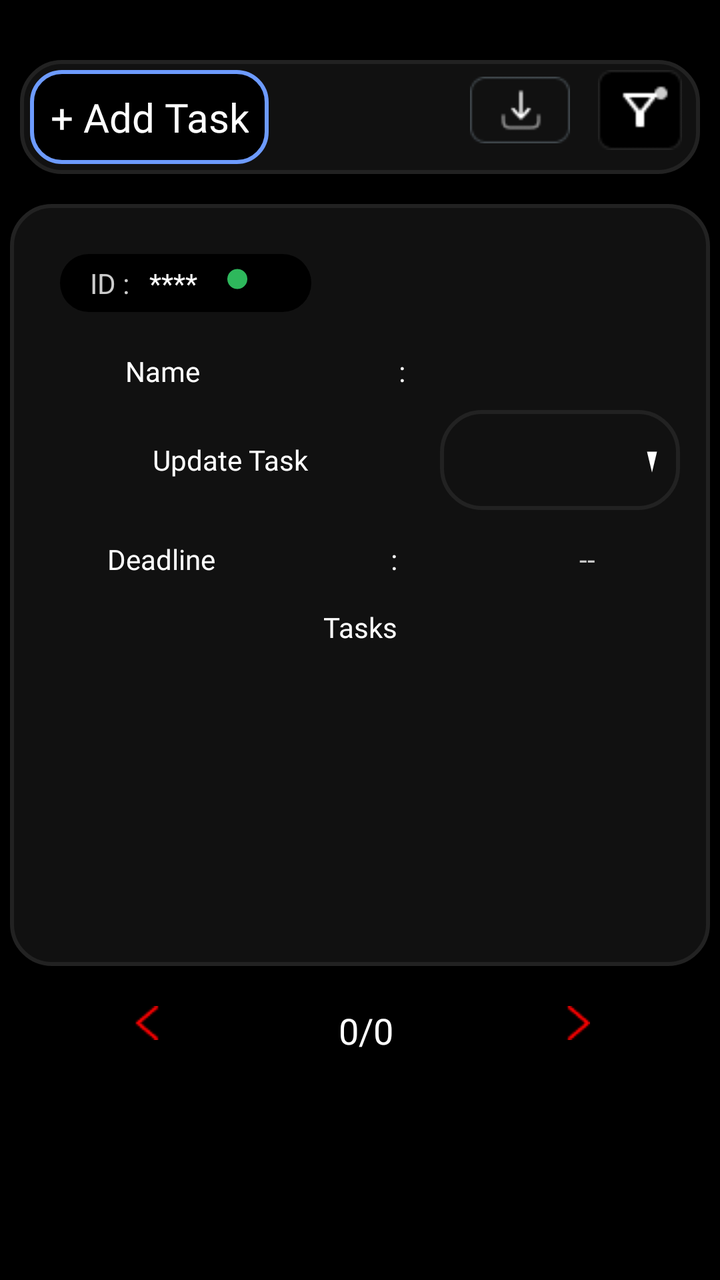
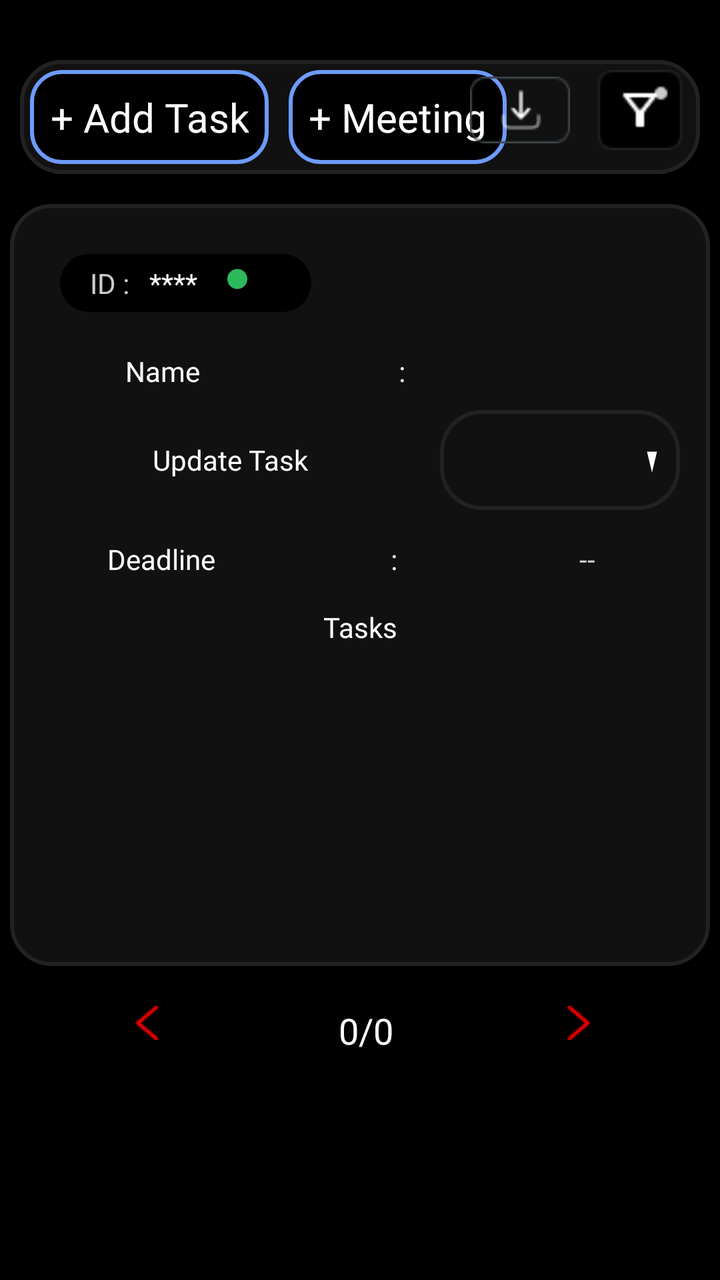

Screens rendered from an Android XML layout before and after an edit, with the pre-edit source and the edit as a unified diff.
<!-- AndroidManifest.xml: application theme AppTheme -->
<!-- res/layout/fragment_tasks.xml -->
<?xml version="1.0" encoding="utf-8"?>
<layout xmlns:android="http://schemas.android.com/apk/res/android"
    xmlns:app="http://schemas.android.com/apk/res-auto"
    xmlns:tools="http://schemas.android.com/tools">
<ScrollView
    android:layout_width="match_parent"
    android:layout_height="match_parent"
    android:background="@android:color/black"
    android:clickable="true">


    <LinearLayout
        android:layout_width="match_parent"
        android:layout_height="match_parent"
        android:orientation="vertical"
        tools:context=".manager.activity.fragment.TasksFragment">


        <LinearLayout
            android:layout_width="match_parent"
            android:layout_height="wrap_content"
            android:layout_marginTop="20dp"
            android:orientation="horizontal">

            <ImageView
                android:layout_width="wrap_content"
                android:layout_height="wrap_content"
                android:layout_marginStart="25dp"
                android:src="@drawable/backbutton"
                android:visibility="gone" />

            <TextView
                android:id="@+id/taskreport"
                android:layout_width="match_parent"
                android:layout_height="wrap_content"
                android:layout_marginBottom="@dimen/_10"
                android:gravity="center"
                android:text="Task Report"
                android:textColor="@color/greyforText"
                android:textSize="22sp"
                android:visibility="gone" />

            <TextView
                android:id="@+id/myteamTask"
                android:layout_width="match_parent"
                android:layout_height="wrap_content"
                android:layout_marginBottom="@dimen/_10"
                android:gravity="center"
                android:text="My Team Tasks"
                android:textColor="@color/greyforText"
                android:textSize="22sp"
                android:visibility="gone" />

        </LinearLayout>

        
        
        
        
        
        
        
        
        
        
        
        
        
        
        
        
        

        <RelativeLayout
            android:layout_width="match_parent"
            android:layout_height="wrap_content"
            android:layout_margin="@dimen/_10"
            android:background="@drawable/dark_grey_bg"
            android:clickable="false">

            <TextView
                android:id="@+id/addnewTask"
                android:layout_width="wrap_content"
                android:layout_height="wrap_content"
                android:layout_margin="@dimen/_5dp"
                android:layout_marginStart="@dimen/_10"
                android:layout_marginEnd="@dimen/_15"
                android:background="@drawable/blue_border"
                android:clickable="true"
                android:gravity="center"
                android:padding="@dimen/_10"
                android:fontFamily="@font/dm_sans"
                android:textFontWeight="500"
                android:text="+ Add Task"
                android:textColor="@color/white"
                android:textSize="20sp" />

            <LinearLayout
                android:layout_width="wrap_content"
                android:layout_height="wrap_content"
                android:layout_alignParentEnd="true"
                android:layout_marginStart="15dp"
                android:gravity="center"
                android:orientation="horizontal">

                <ImageView
                    android:id="@+id/downloadIcon"
                    android:layout_width="@dimen/_60dp"
                    android:layout_height="50dp"
                    android:layout_gravity="end"
                    android:clickable="true"
                    android:padding="@dimen/_5dp"
                    android:src="@drawable/download" />

                <ImageView
                    android:id="@+id/filter"
                    android:layout_width="@dimen/_60dp"
                    android:layout_height="50dp"
                    android:clickable="true"
                    android:gravity="center"
                    android:padding="@dimen/_5dp"
                    android:src="@drawable/filter_img"
                    android:text="  Filter  "
                    android:textColor="@color/greyforText"
                    android:textSize="22sp" />

            </LinearLayout>
        </RelativeLayout>
        
        
        
        
        

        
        <RelativeLayout
            android:layout_width="match_parent"
            android:layout_height="wrap_content"
            android:layout_margin="@dimen/_5dp"
            android:layout_marginTop="@dimen/_20dp"
            android:layout_weight="2"
            android:background="@drawable/dark_grey_bg"
            android:elevation="@dimen/_5dp"
            android:paddingLeft="@dimen/_5dp"
            android:paddingTop="@dimen/_20dp"
            android:paddingRight="@dimen/_5dp">

            <LinearLayout
                android:id="@id/topLayout"
                android:layout_width="match_parent"
                android:layout_height="wrap_content"
                android:layout_marginStart="@dimen/_15"
                android:orientation="horizontal"
                android:weightSum="4">

                <LinearLayout
                    android:id="@+id/firstlay"
                    android:layout_width="wrap_content"
                    android:layout_height="wrap_content"
                    android:layout_margin="@dimen/_5dp"
                    android:layout_marginStart="@dimen/_20dp"
                    android:layout_weight=".5"
                    android:background="@drawable/black_button"
                    android:padding="@dimen/_5dp">

                    <TextView
                        android:layout_width="wrap_content"
                        android:layout_height="wrap_content"
                        android:paddingStart="10dp"
                        android:text="ID :"
                        android:textColor="@color/greyforText" />

                    <TextView
                        android:id="@+id/id"
                        android:layout_width="wrap_content"
                        android:layout_height="wrap_content"
                        android:paddingStart="@dimen/_10"
                        android:paddingEnd="@dimen/_10"
                        android:text="****"
                        android:textColor="@color/white" />

                    <ImageView
                        android:layout_width="10dp"
                        android:layout_height="15dp"
                        android:layout_marginStart="@dimen/_5dp"
                        android:src="@drawable/green_dot" />
                </LinearLayout>


                <TextView
                    android:id="@+id/date"
                    android:layout_width="wrap_content"
                    android:layout_height="match_parent"
                    android:layout_weight="3"
                    android:gravity="center"
                    android:text=""
                    android:textColor="@color/white" />


            </LinearLayout>

            <LinearLayout
                android:id="@+id/lay2"
                android:layout_width="match_parent"
                android:layout_height="wrap_content"
                android:layout_below="@+id/topLayout"
                android:layout_alignParentStart="true"
                android:layout_marginTop="15dp"
                android:layout_marginEnd="@dimen/_5dp"
                android:gravity="center"
                android:orientation="horizontal"
                android:weightSum="3">

                <TextView
                    android:layout_width="wrap_content"
                    android:layout_height="wrap_content"
                    android:layout_weight="1"
                    android:gravity="center"
                    android:fontFamily="@font/dm_sans"
                    android:textFontWeight="500"
                    android:text="  Name  "
                    android:textColor="@color/white" />

                <TextView
                    android:layout_width="wrap_content"
                    android:layout_height="wrap_content"
                    android:layout_weight="1"
                    android:gravity="center"
                    android:text=":"
                    android:textColor="@color/white" />

                <TextView
                    android:id="@+id/name"
                    android:layout_width="wrap_content"
                    android:layout_height="wrap_content"
                    android:layout_weight="1"
                    android:gravity="center"
                    android:text=" "
                    android:fontFamily="@font/dm_sans"
                    android:textFontWeight="400"
                    android:textColor="@color/greyforText"
                    android:textSize="14dp" />

            </LinearLayout>

            <LinearLayout
                android:id="@+id/lay3"
                android:layout_width="match_parent"
                android:layout_height="wrap_content"
                android:layout_below="@+id/lay2"
                android:layout_margin="5dp"
                android:gravity="center"
                android:orientation="horizontal"
                android:weightSum="3">

                <TextView
                    android:layout_width="200dp"
                    android:layout_height="wrap_content"
                    android:gravity="center"
                    android:text="Update Task"
                    android:fontFamily="@font/dm_sans"
                    android:textFontWeight="500"
                    android:textColor="@color/white" />


                <Spinner
                    android:id="@+id/status"
                    android:layout_width="match_parent"
                    android:layout_height="50dp"
                    android:layout_margin="@dimen/_5dp"
                    android:background="@drawable/custom_spinner_bg"
                    android:hint="Select From Below"
                    android:spinnerMode="dropdown"
                    android:textColor="@color/white"
                    android:fontFamily="@font/dm_sans"
                    android:textFontWeight="400"
                    android:textColorHint="@color/white"
                    android:textSize="15dp" />

            </LinearLayout>
            <LinearLayout
                android:id="@+id/lay4"
                android:layout_width="match_parent"
                android:layout_height="wrap_content"
                android:layout_below="@+id/lay3"
                android:layout_alignParentStart="true"
                android:layout_marginTop="5dp"
                android:layout_marginEnd="@dimen/_5dp"
                android:gravity="center"
                android:orientation="horizontal"
                android:weightSum="3">

                <TextView
                    android:layout_width="wrap_content"
                    android:layout_height="wrap_content"
                    android:layout_weight="1"
                    android:fontFamily="@font/dm_sans"
                    android:textFontWeight="500"
                    android:gravity="center"
                    android:text="Deadline"
                    android:textColor="@color/white" />

                <TextView
                    android:layout_width="wrap_content"
                    android:layout_height="wrap_content"
                    android:layout_weight="1"
                    android:gravity="center"
                    android:text=":"
                    android:textColor="@color/white" />

                <TextView
                    android:id="@+id/deadline"
                    android:layout_width="wrap_content"
                    android:layout_height="wrap_content"
                    android:layout_weight="1"
                    android:gravity="center"
                    android:fontFamily="@font/dm_sans"
                    android:textFontWeight="400"
                    android:text=" -- "
                    android:textColor="@color/greyforText"
                    android:textSize="14dp" />

            </LinearLayout>

            <TextView
                android:id="@+id/taskk"
                android:layout_width="match_parent"
                android:layout_height="wrap_content"
                android:layout_below="@+id/lay4"
                android:layout_marginStart="@dimen/_5dp"
                android:layout_marginTop="15dp"
                android:layout_marginEnd="@dimen/_5dp"
                android:fontFamily="@font/dm_sans"
                android:textFontWeight="500"
                android:gravity="center"
                android:text="Tasks"
                android:textColor="@color/white" />

            
            
            
            
            
            
            
            
            
<ScrollView
    android:id="@+id/scroll"
    android:layout_width="match_parent"
    android:layout_height="100dp"
    android:layout_below="@+id/taskk"
    android:layout_marginLeft="@dimen/_5dp"
    android:layout_marginTop="@dimen/_10"
    android:layout_marginRight="@dimen/_5dp"
    android:layout_marginBottom="@dimen/_40dp">
    <TextView
        android:id="@+id/taskComments"
        android:layout_width="match_parent"
        android:layout_height="match_parent"
        android:gravity="center"
        android:text=""
        android:fontFamily="@font/dm_sans"
        android:textFontWeight="400"
        android:paddingBottom="@dimen/_30dp"
        android:textColor="@color/white" />
</ScrollView>






















            <androidx.recyclerview.widget.RecyclerView
                android:id="@+id/fileRecycler"
                android:layout_width="match_parent"
                android:layout_height="wrap_content"
                android:layout_alignParentBottom="true"
                android:layout_below="@+id/scroll"
                android:foregroundGravity="center"
                android:padding="5dp" />


        </RelativeLayout>
        <LinearLayout
            android:id="@+id/Addcomments"
            android:layout_width="match_parent"
            android:layout_height="wrap_content"
            android:layout_alignParentBottom="true"
            android:layout_marginBottom="5dp"
            android:background="@drawable/dark_grey_bg"
            android:clickable="false"
            android:orientation="horizontal"
            android:visibility="gone"
            android:padding="@dimen/_5dp"
            android:layout_below="@+id/fileRecycler"
            >

            <com.makeramen.roundedimageview.RoundedImageView
                android:id="@+id/profilephoto"
                android:layout_width="wrap_content"
                android:layout_height="40dp"
                android:layout_weight="1"
                android:gravity="center"
                android:src="@drawable/profile"
                android:layout_margin="5dp"
                android:scaleType="centerCrop"
                app:riv_oval="true"
                android:textColor="@color/white" />

            <com.investmango.hrconsole.commonclasses.InitialAvatarView
                android:id="@+id/initialAvatar"
                android:layout_width="wrap_content"
                android:layout_height="40dp"
                android:gravity="center"
                android:layout_margin="5dp"/>
            <EditText
                android:id="@+id/comment"
                android:layout_width="wrap_content"
                android:layout_height="wrap_content"
                android:layout_weight="2"
                android:background="@drawable/grey_bg_rounded"
                android:clickable="true"
                android:gravity="center"
                android:hint="Write a comment"
                android:padding="10dp"
                android:textColor="@color/greyforText"
                android:textColorHint="@color/white"
                android:textSize="14dp" />

            <ImageView
                android:id="@+id/sendComment"
                android:layout_width="50dp"
                android:layout_height="30dp"
                android:layout_margin="@dimen/_5dp"
                android:clickable="true"
                android:src="@drawable/baseline_arrow_circle_right_24" />


        </LinearLayout>

        <LinearLayout
            android:id="@+id/paging"
            android:layout_width="match_parent"
            android:layout_height="wrap_content"
            android:layout_gravity="bottom"
            android:layout_margin="@dimen/_5dp"
            android:layout_weight="1"
            android:clickable="false"
            android:padding="@dimen/_10"
            android:weightSum="3">

            <ImageView
                android:id="@+id/previousPage"
                android:layout_width="wrap_content"
                android:layout_height="wrap_content"
                android:layout_weight="1"
                android:clickable="true"
                android:src="@drawable/right_arrow" />

            <TextView
                android:id="@+id/pagenumber"
                android:layout_width="0dp"
                android:layout_height="wrap_content"
                android:layout_marginBottom="7dp"
                android:layout_weight="1"
                android:clickable="true"
                android:gravity="center"
                android:text="0/0"
                android:fontFamily="@font/dm_sans"
                android:textFontWeight="500"
                android:textColor="@color/white"
                android:textSize="@dimen/_18sp" />

            <ImageView
                android:id="@+id/nextPage"
                android:layout_width="wrap_content"
                android:layout_height="wrap_content"
                android:layout_weight="1"
                android:clickable="true"
                android:src="@drawable/left_arrow" />
        </LinearLayout>
    </LinearLayout>
</ScrollView>
</layout>
<!-- resources referenced by this layout -->
<resources>
  <color name="greyforText">#CCCCCC</color>
  <color name="white">#FFFFFF</color>
  <dimen name="_10">10dp</dimen>
  <dimen name="_15">15dp</dimen>
  <dimen name="_18sp">18sp</dimen>
  <dimen name="_20dp">20dp</dimen>
  <dimen name="_30dp">30dp</dimen>
  <dimen name="_40dp">40dp</dimen>
  <dimen name="_5dp">5dp</dimen>
  <dimen name="_60dp">60dp</dimen>
  <!-- drawable backbutton: png bitmap (drawable, 227 bytes) -->
  <!-- drawable baseline_arrow_circle_right_24 (drawable) -->
  <vector xmlns:android="http://schemas.android.com/apk/res/android" android:alpha="0.88" android:height="24dp" android:tint="#E0DEDE" android:viewportHeight="24" android:viewportWidth="24" android:width="24dp">
        
      <path android:fillColor="@android:color/white" android:pathData="M22,12c0,-5.52 -4.48,-10 -10,-10S2,6.48 2,12c0,5.52 4.48,10 10,10S22,17.52 22,12zM12,13l-4,0v-2l4,0V8l4,4l-4,4V13z"/>
      
  </vector>
  <!-- drawable black_button (drawable) -->
  <shape xmlns:android="http://schemas.android.com/apk/res/android"
      android:shape="rectangle">
      <solid android:color="#000000"/>
      <corners android:radius="25dp" /> 
  </shape>
  <!-- drawable blue_border (drawable) -->
  <?xml version="1.0" encoding="utf-8"?>
  <shape xmlns:android="http://schemas.android.com/apk/res/android"
      android:shape="rectangle">
  <solid
      android:color="@color/black"/>
      <stroke android:color="#6D9BFF" android:width="2dp"/>
      <corners android:radius="@dimen/_15"/>
  </shape>
  <!-- drawable custom_spinner_bg (drawable) -->
  <?xml version="1.0" encoding="utf-8"?>
  <layer-list xmlns:android="http://schemas.android.com/apk/res/android">
      <item>
          <shape android:shape="rectangle">
              <solid android:color="@color/darkGrey" />
              <corners android:radius="20dp" />
              <stroke android:width="2dp" android:color="@color/strokeBlack" />
          </shape>
      </item>
      <item android:start="100dp">
          <vector
              android:width="24dp"
              android:height="24dp"
              android:viewportWidth="40"
              android:viewportHeight="24"
              android:gravity="right|center_vertical">
              <path
                  android:fillColor="@android:color/white"
                  android:pathData="M7 10l5 5 5-5z"/>
          </vector>
      </item>
  </layer-list>
  <!-- drawable dark_grey_bg (drawable) -->
  <?xml version="1.0" encoding="utf-8"?>
  <shape xmlns:android="http://schemas.android.com/apk/res/android"
      android:shape="rectangle">
      <solid android:color="@color/greyBackground"/>
      <corners android:radius="@dimen/_20dp"/>
      <stroke
          android:width="2dp" android:color="@color/strokeBlack"/>
  </shape>
  <!-- drawable download: png bitmap (drawable, 812 bytes) -->
  <!-- drawable filter_img: png bitmap (drawable, 725 bytes) -->
  <!-- drawable green_dot (drawable) -->
  <?xml version="1.0" encoding="utf-8"?>
  <shape xmlns:android="http://schemas.android.com/apk/res/android"
      android:shape="oval">
      <solid android:color="@color/dotGreen" /> 
      <size android:width="8dp" android:height="8dp" /> 
  </shape>
  <!-- drawable grey_bg_rounded (drawable) -->
  <?xml version="1.0" encoding="utf-8"?>
  <shape xmlns:android="http://schemas.android.com/apk/res/android"
      android:shape="rectangle">
  <solid android:color="@color/greyBackground"/>
      <corners android:radius="@dimen/_20dp"/>
  </shape>
  <!-- drawable left_arrow: png bitmap (drawable, 247 bytes) -->
  <!-- drawable profile: png bitmap (drawable, 1364 bytes) -->
  <!-- drawable right_arrow: png bitmap (drawable, 258 bytes) -->
  <style name="AppTheme" parent="Theme.MaterialComponents.Light.NoActionBar">
          <item name="colorPrimaryDark">@color/black</item>
          <item name="colorSurface">@color/white</item>
      </style>
  <color name="black">#FF000000</color>
  <color name="darkGrey">#111111</color>
  <color name="strokeBlack">#222222</color>
  <color name="greyBackground">#111111</color>
  <color name="dotGreen">#2eb85c</color>
</resources>

<!-- the commit's change to res/layout/fragment_tasks.xml (unified diff, before → after) -->
@@ -77,6 +77,9 @@
             android:layout_margin="@dimen/_10"
             android:background="@drawable/dark_grey_bg"
             android:clickable="false">
+<LinearLayout
+    android:layout_width="wrap_content"
+    android:layout_height="wrap_content">
 
             <TextView
                 android:id="@+id/addnewTask"
@@ -94,6 +97,22 @@
                 android:text="+ Add Task"
                 android:textColor="@color/white"
                 android:textSize="20sp" />
+            <TextView
+                android:id="@+id/addMeeting"
+                android:layout_width="wrap_content"
+                android:layout_height="wrap_content"
+                android:layout_margin="@dimen/_5dp"
+                android:background="@drawable/blue_border"
+                android:clickable="true"
+                android:layout_alignLeft="@+id/addnewTask"
+                android:gravity="center"
+                android:padding="@dimen/_10"
+                android:fontFamily="@font/dm_sans"
+                android:textFontWeight="500"
+                android:text="+ Meeting"
+                android:textColor="@color/white"
+                android:textSize="20sp" />
+</LinearLayout>
 
             <LinearLayout
                 android:layout_width="wrap_content"
